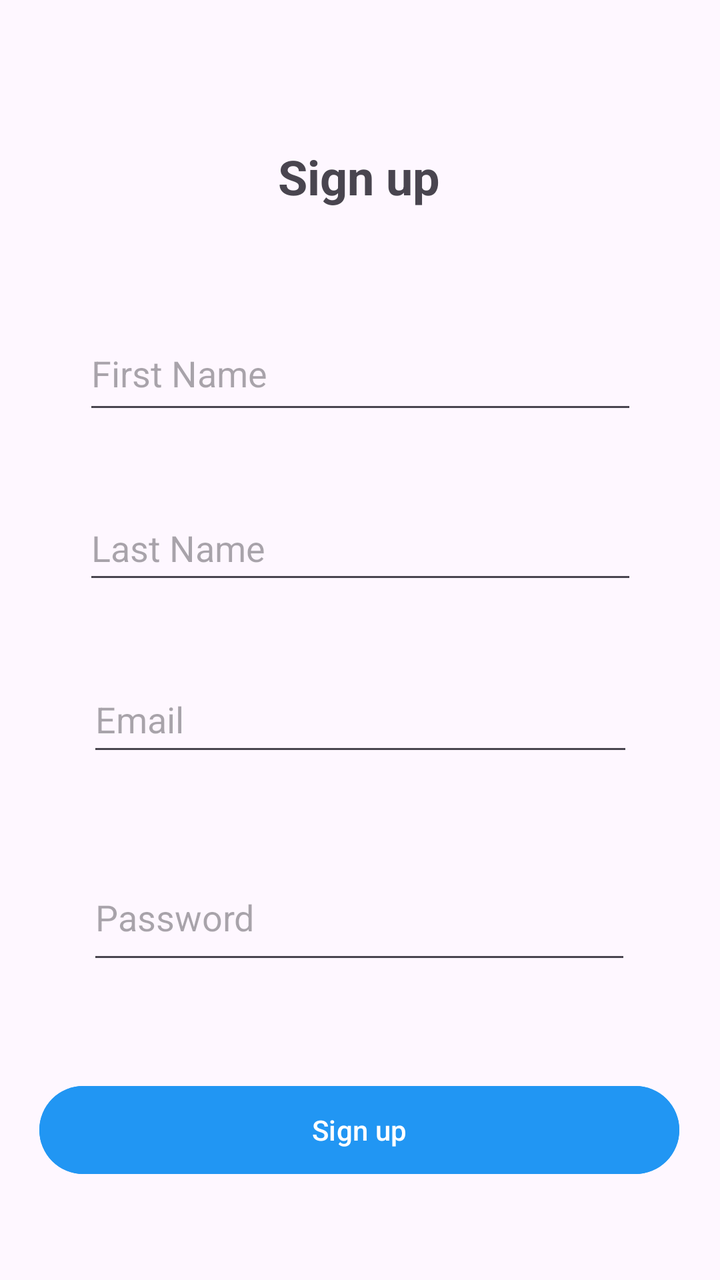
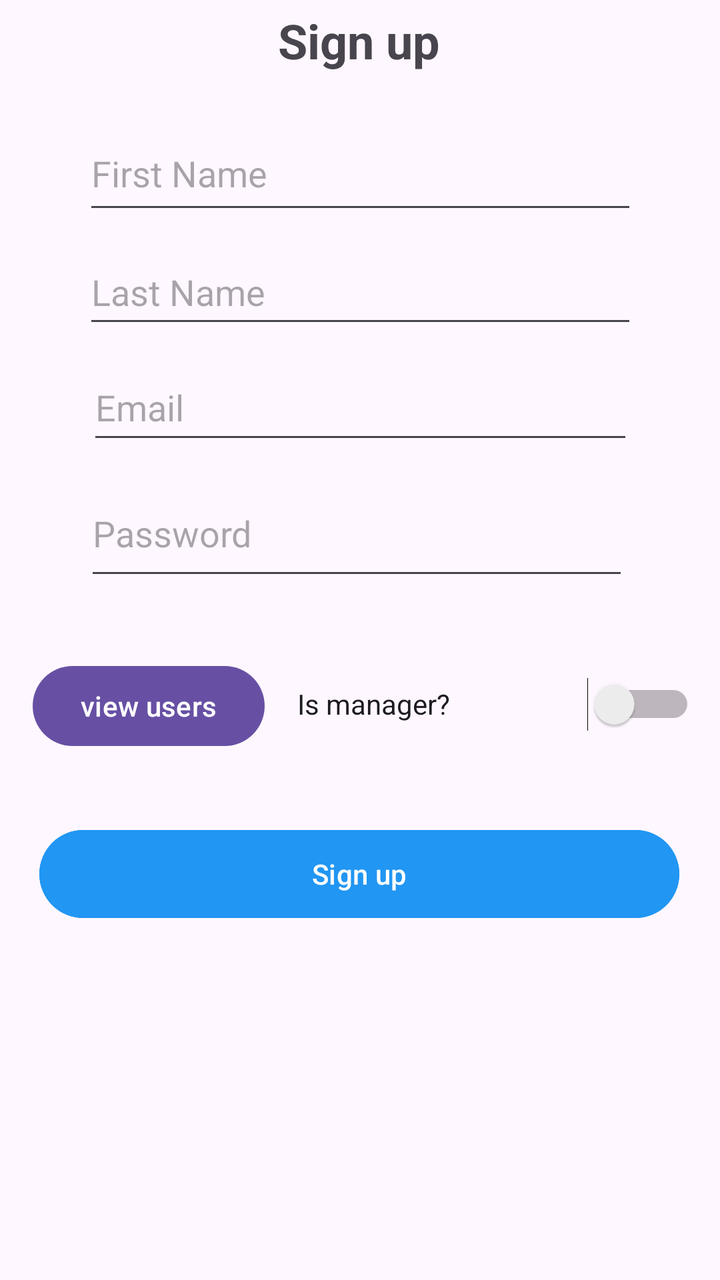

Two renders of the same Android screen: before a commit and after it. Below are the layout's source before the change and the commit's diff.
<!-- AndroidManifest.xml: application theme Theme.COMP2000mobileapplication -->
<!-- res/layout/sign_up.xml -->
<?xml version="1.0" encoding="utf-8"?>
<androidx.constraintlayout.widget.ConstraintLayout xmlns:android="http://schemas.android.com/apk/res/android"
    xmlns:app="http://schemas.android.com/apk/res-auto"
    xmlns:tools="http://schemas.android.com/tools"
    android:id="@+id/main"
    android:layout_width="match_parent"
    android:layout_height="match_parent">

    <Button
        android:id="@+id/signUpButton"
        android:layout_width="320dp"
        android:layout_height="52dp"
        android:layout_marginTop="52dp"
        android:backgroundTint="#2196F3"
        android:onClick="signUpUser"
        android:text="Sign up"
        app:layout_constraintEnd_toEndOf="parent"
        app:layout_constraintHorizontal_bias="0.494"
        app:layout_constraintStart_toStartOf="parent"
        app:layout_constraintTop_toBottomOf="@+id/signUpPassword" />

    <TextView
        android:id="@+id/signUpTitle"
        android:layout_width="100dp"
        android:layout_height="42dp"
        android:layout_marginTop="72dp"
        android:text="Sign up"
        android:textAlignment="center"
        android:textSize="24sp"
        android:textStyle="bold"
        app:layout_constraintEnd_toEndOf="parent"
        app:layout_constraintHorizontal_bias="0.498"
        app:layout_constraintStart_toStartOf="parent"
        app:layout_constraintTop_toTopOf="parent" />

    <EditText
        android:id="@+id/enterFirstName"
        android:layout_width="277dp"
        android:layout_height="54dp"
        android:layout_marginTop="44dp"
        android:ems="10"
        android:hint="First Name"
        android:inputType="text"
        app:layout_constraintEnd_toEndOf="parent"
        app:layout_constraintStart_toStartOf="parent"
        app:layout_constraintTop_toBottomOf="@+id/signUpTitle" />

    <EditText
        android:id="@+id/enterLastName"
        android:layout_width="277dp"
        android:layout_height="49dp"
        android:layout_marginTop="36dp"
        android:ems="10"
        android:hint="Last Name"
        android:inputType="text"
        app:layout_constraintEnd_toEndOf="parent"
        app:layout_constraintHorizontal_bias="0.502"
        app:layout_constraintStart_toStartOf="parent"
        app:layout_constraintTop_toBottomOf="@+id/enterFirstName" />

    <EditText
        android:id="@+id/signUpEmail"
        android:layout_width="273dp"
        android:layout_height="50dp"
        android:layout_marginTop="36dp"
        android:ems="10"
        android:hint="Email"
        android:inputType="textEmailAddress"
        app:layout_constraintEnd_toEndOf="parent"
        app:layout_constraintStart_toStartOf="parent"
        app:layout_constraintTop_toBottomOf="@+id/enterLastName" />

    <EditText
        android:id="@+id/signUpPassword"
        android:layout_width="272dp"
        android:layout_height="60dp"
        android:layout_marginTop="44dp"
        android:ems="10"
        android:hint="Password"
        android:inputType="textPassword"
        app:layout_constraintEnd_toEndOf="parent"
        app:layout_constraintHorizontal_bias="0.497"
        app:layout_constraintStart_toStartOf="parent"
        app:layout_constraintTop_toBottomOf="@+id/signUpEmail" />

</androidx.constraintlayout.widget.ConstraintLayout>
<!-- resources referenced by this layout -->
<resources>
  <style name="Theme.COMP2000mobileapplication" parent="Base.Theme.COMP2000mobileapplication" />
  <style name="Base.Theme.COMP2000mobileapplication" parent="Theme.Material3.DayNight.NoActionBar">
          
          
      </style>
</resources>

<!-- the commit's change to res/layout/sign_up.xml (unified diff, before → after) -->
@@ -10,20 +10,22 @@
         android:id="@+id/signUpButton"
         android:layout_width="320dp"
         android:layout_height="52dp"
-        android:layout_marginTop="52dp"
+        android:layout_marginTop="34dp"
+        android:layout_marginBottom="23dp"
         android:backgroundTint="#2196F3"
         android:onClick="signUpUser"
         android:text="Sign up"
+        app:layout_constraintBottom_toTopOf="@+id/listView"
         app:layout_constraintEnd_toEndOf="parent"
         app:layout_constraintHorizontal_bias="0.494"
         app:layout_constraintStart_toStartOf="parent"
-        app:layout_constraintTop_toBottomOf="@+id/signUpPassword" />
+        app:layout_constraintTop_toBottomOf="@+id/sw_manager" />
 
     <TextView
         android:id="@+id/signUpTitle"
         android:layout_width="100dp"
         android:layout_height="42dp"
-        android:layout_marginTop="72dp"
+        android:layout_marginTop="4dp"
         android:text="Sign up"
         android:textAlignment="center"
         android:textSize="24sp"
@@ -37,7 +39,7 @@
         android:id="@+id/enterFirstName"
         android:layout_width="277dp"
         android:layout_height="54dp"
-        android:layout_marginTop="44dp"
+        android:layout_marginTop="12dp"
         android:ems="10"
         android:hint="First Name"
         android:inputType="text"
@@ -49,12 +51,11 @@
         android:id="@+id/enterLastName"
         android:layout_width="277dp"
         android:layout_height="49dp"
-        android:layout_marginTop="36dp"
+        android:layout_marginTop="8dp"
         android:ems="10"
         android:hint="Last Name"
         android:inputType="text"
         app:layout_constraintEnd_toEndOf="parent"
-        app:layout_constraintHorizontal_bias="0.502"
         app:layout_constraintStart_toStartOf="parent"
         app:layout_constraintTop_toBottomOf="@+id/enterFirstName" />
 
@@ -62,7 +63,7 @@
         android:id="@+id/signUpEmail"
         android:layout_width="273dp"
         android:layout_height="50dp"
-        android:layout_marginTop="36dp"
+        android:layout_marginTop="8dp"
         android:ems="10"
         android:hint="Email"
         android:inputType="textEmailAddress"
@@ -74,13 +75,46 @@
         android:id="@+id/signUpPassword"
         android:layout_width="272dp"
         android:layout_height="60dp"
-        android:layout_marginTop="44dp"
+        android:layout_marginTop="8dp"
         android:ems="10"
         android:hint="Password"
         android:inputType="textPassword"
         app:layout_constraintEnd_toEndOf="parent"
-        app:layout_constraintHorizontal_bias="0.497"
+        app:layout_constraintHorizontal_bias="0.482"
         app:layout_constraintStart_toStartOf="parent"
         app:layout_constraintTop_toBottomOf="@+id/signUpEmail" />
 
+    <Switch
+        android:id="@+id/sw_manager"
+        android:layout_width="199dp"
+        android:layout_height="50dp"
+        android:layout_marginTop="32dp"
+        android:text="@string/isManagerSwitch"
+        app:layout_constraintBottom_toTopOf="@+id/signUpButton"
+        app:layout_constraintEnd_toEndOf="parent"
+        app:layout_constraintHorizontal_bias="0.924"
+        app:layout_constraintStart_toStartOf="parent"
+        app:layout_constraintTop_toBottomOf="@+id/signUpPassword"
+        app:layout_constraintVertical_bias="0.078" />
+
+    <ListView
+        android:id="@+id/lv_userList"
+        android:layout_width="363dp"
+        android:layout_height="250dp"
+        app:layout_constraintBottom_toBottomOf="parent"
+        app:layout_constraintEnd_toEndOf="parent"
+        app:layout_constraintStart_toStartOf="parent"
+        app:layout_constraintTop_toBottomOf="@+id/signUpButton"
+        app:layout_constraintVertical_bias="0.567" />
+
+    <Button
+        android:id="@+id/btn_viewUsers"
+        android:layout_width="wrap_content"
+        android:layout_height="wrap_content"
+        android:text="view users"
+        app:layout_constraintBottom_toTopOf="@+id/signUpButton"
+        app:layout_constraintEnd_toStartOf="@+id/sw_manager"
+        app:layout_constraintStart_toStartOf="parent"
+        app:layout_constraintTop_toBottomOf="@+id/signUpPassword" />
+
 </androidx.constraintlayout.widget.ConstraintLayout>
<!-- resource entries referenced after the edit -->
@@ -1,5 +1,6 @@
 <!-- resources referenced by this layout -->
 <resources>
+  <string name="isManagerSwitch">Is manager?</string>
   <style name="Theme.COMP2000mobileapplication" parent="Base.Theme.COMP2000mobileapplication" />
   <style name="Base.Theme.COMP2000mobileapplication" parent="Theme.Material3.DayNight.NoActionBar">
           
